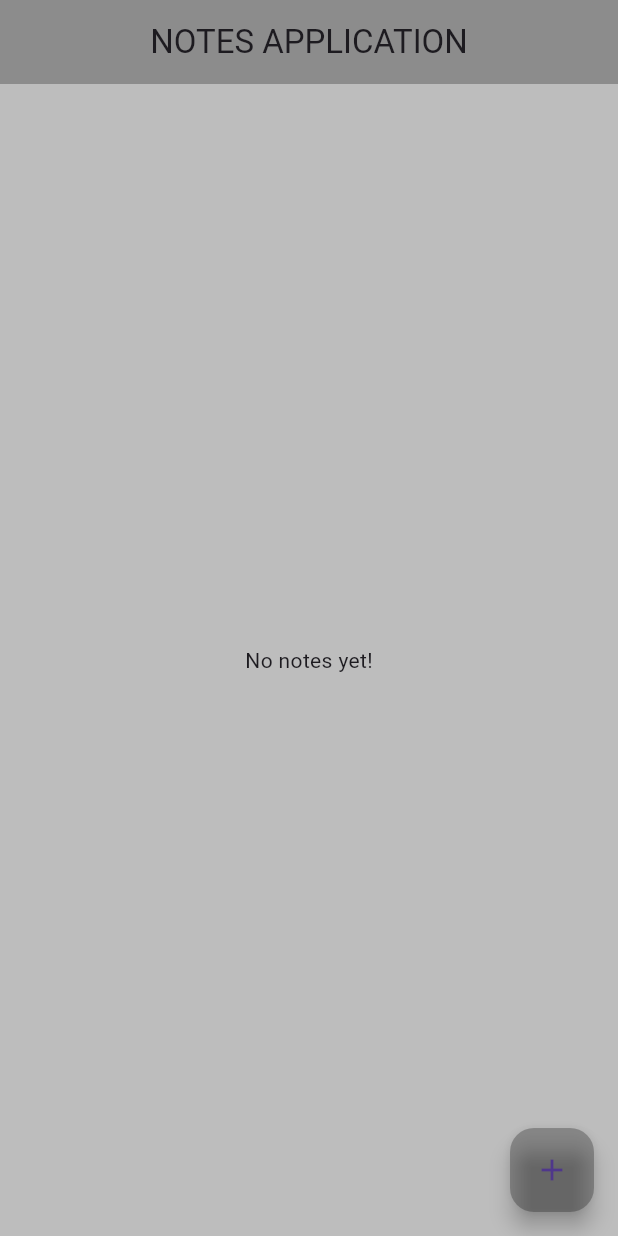
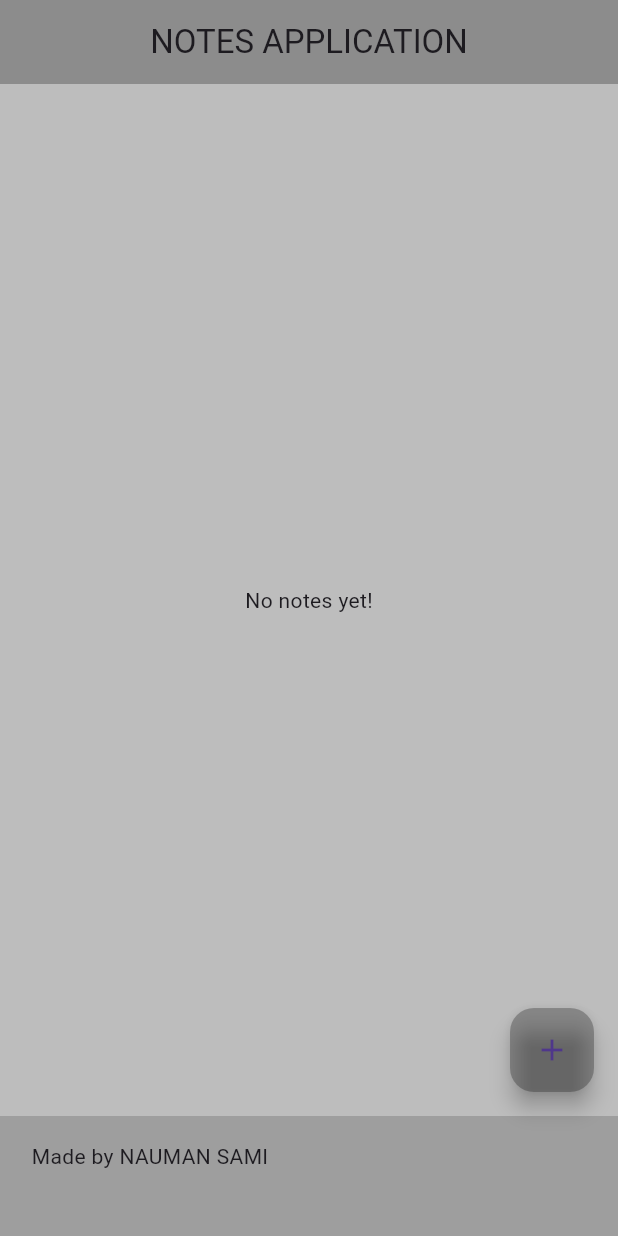
Before and after one commit to Nauman-Sami/notes_application, a Flutter app: the screen it shows after launch, on a phone screen of 412 x 824 dp. Run offline on Flutter 3.47's test engine with Material 3 defaults, Android fonts, the phone set to English and light mode, and no system bars.

Commit message:
Now its done.

```diff
--- a/lib/screens/home_screen.dart
+++ b/lib/screens/home_screen.dart
@@ -21,11 +21,20 @@ class _HomeScreenState extends State<HomeScreen> {
   @override
   Widget build(BuildContext context) {
     return Scaffold(
+
+      bottomNavigationBar: BottomAppBar(
+        child: Padding(padding: EdgeInsets.all(5),
+        child: Text('Made by NAUMAN SAMI'),
+        ),
+      color: Colors.grey,
+
+      ),
       backgroundColor: Colors.grey.shade400,
       appBar: AppBar(
           backgroundColor: Colors.black26,
           title: Text("NOTES APPLICATION"),
           centerTitle: true,
+
 
       ),
 
```
